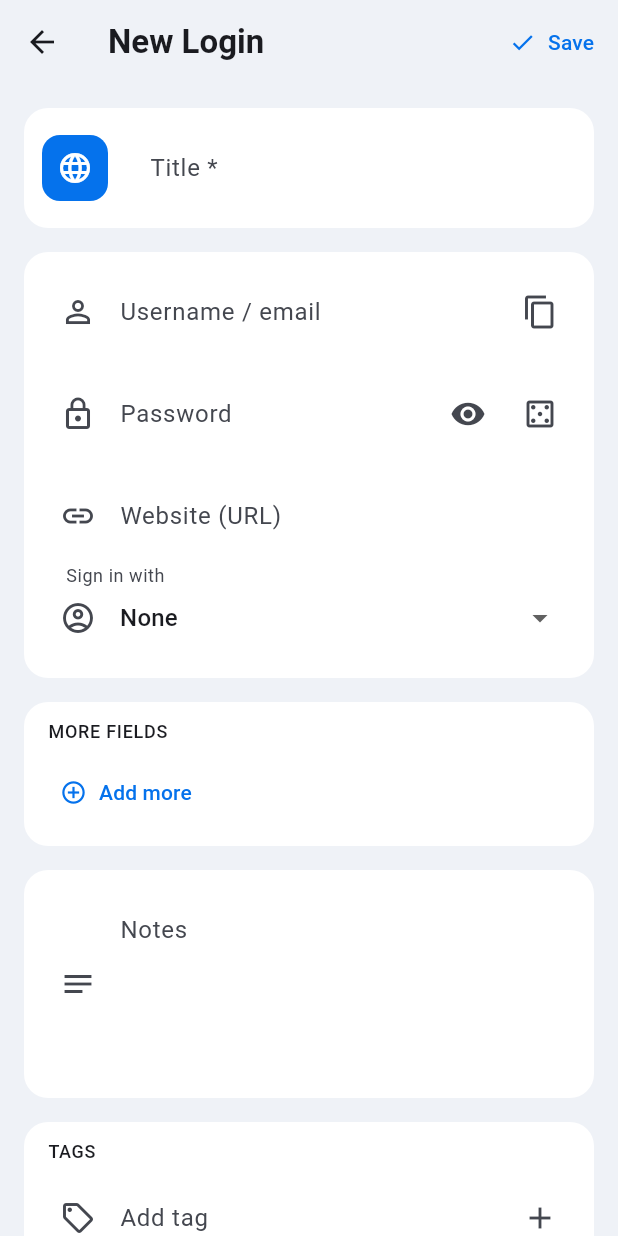
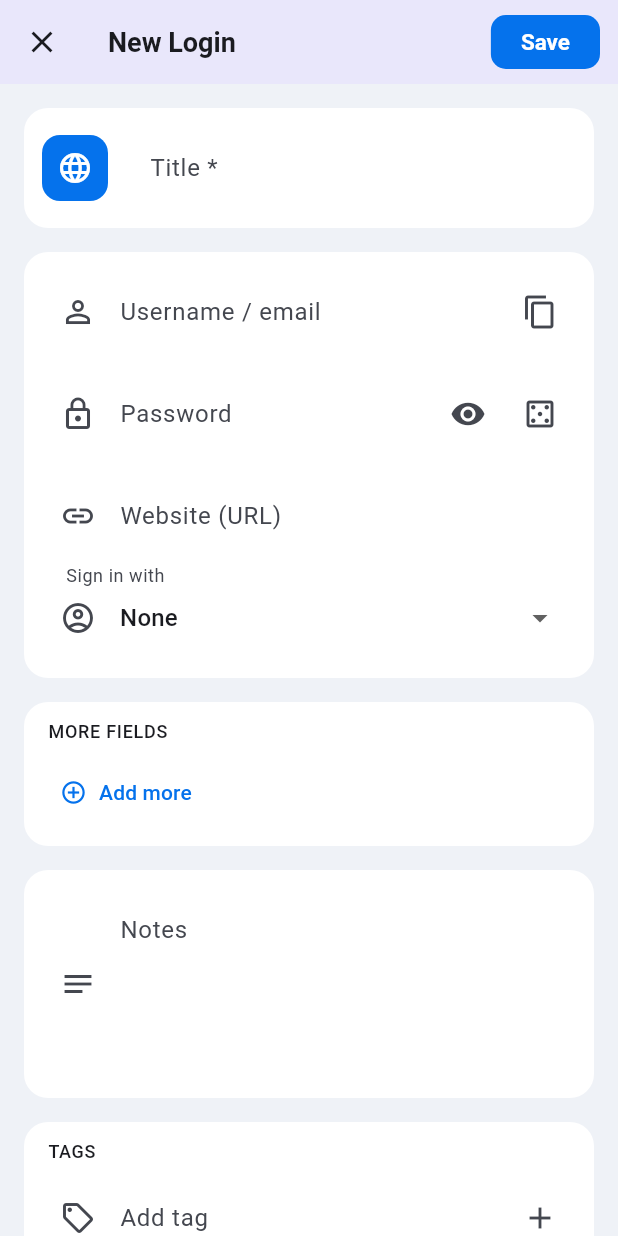
Before and after one commit to breaking-bash/securevault, a Flutter app: the EntryEditScreen screen opened directly, on a phone screen of 412 x 824 dp. Run offline on Flutter 3.47's test engine with Material 3 defaults, Android fonts, the phone set to English and light mode, and no system bars; our stand-ins replace file_picker, flutter_secure_storage, local_auth, pdf, qr_flutter, sqflite_common_ffi; missing offline and left inert: base32, cryptography, local_auth_android, mobile_scanner, otp; accounts and stored records are empty.

Commit message:
1Password-style editor header (tinted bar, close, Save button)
Co-authored-by: Copilot App <223556219+Copilot@users.noreply.github.com>

```diff
--- a/lib/ui/screens/entry_edit_screen.dart
+++ b/lib/ui/screens/entry_edit_screen.dart
@@ -477,12 +477,28 @@ class _EntryEditScreenState extends State<EntryEditScreen> {
         state.allTags.where((t) => !_tags.contains(t)).take(8).toList();
     return Scaffold(
       appBar: AppBar(
-        title: Text('${_isNew ? 'New' : 'Edit'} ${_tpl.label}'),
+        backgroundColor: Theme.of(context).brightness == Brightness.dark
+            ? const Color(0xFF1B2447)
+            : const Color(0xFFE9E7FB),
+        leading: IconButton(
+          icon: const Icon(Icons.close),
+          onPressed: () => Navigator.of(context).maybePop(),
+        ),
+        title: Text(_isNew ? 'New ${_tpl.label}' : 'Editing',
+            style: const TextStyle(fontSize: 18, fontWeight: FontWeight.w600)),
         actions: [
-          TextButton.icon(
-            onPressed: _save,
-            icon: const Icon(Icons.check),
-            label: const Text('Save'),
+          Padding(
+            padding: const EdgeInsets.only(right: 12),
+            child: FilledButton(
+              onPressed: _save,
+              style: FilledButton.styleFrom(
+                minimumSize: const Size(72, 36),
+                padding: const EdgeInsets.symmetric(horizontal: 20),
+                shape: RoundedRectangleBorder(
+                    borderRadius: BorderRadius.circular(10)),
+              ),
+              child: const Text('Save'),
+            ),
           ),
         ],
       ),
```
